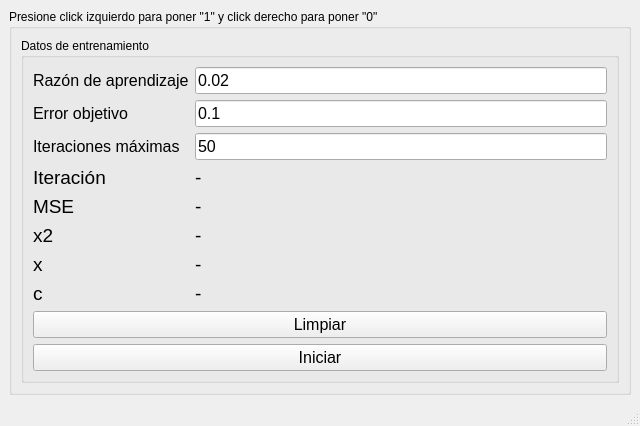
Qt form GradienteDescendente/mainwindow.ui (FFahrenheit/PracticasIA) before a commit.
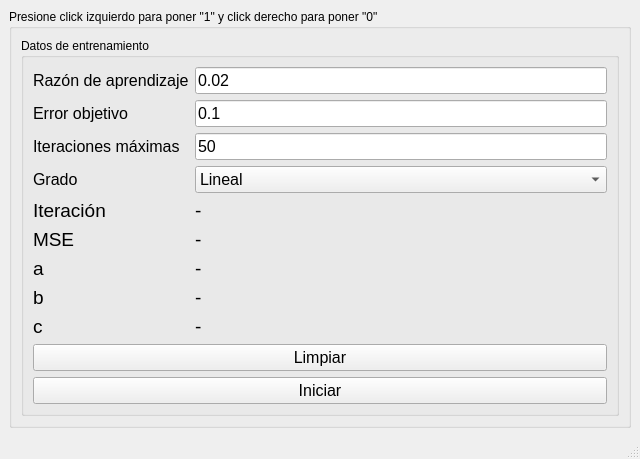
The same form after that commit.

Commit message: Agregado soporte cuadratico

```diff
--- a/GradienteDescendente/mainwindow.ui
+++ b/GradienteDescendente/mainwindow.ui
@@ -27,75 +27,75 @@
           <string>Datos de entrenamiento</string>
          </property>
          <layout class="QGridLayout" name="gridLayout_3">
-          <item row="5" column="2">
-           <widget class="QLabel" name="w1_label">
+          <item row="2" column="1">
+           <widget class="QLabel" name="label_7">
             <property name="font">
              <font>
-              <pointsize>14</pointsize>
-             </font>
-            </property>
-            <property name="text">
-             <string>-</string>
-            </property>
-           </widget>
-          </item>
-          <item row="1" column="2">
-           <widget class="QLineEdit" name="target_error">
-            <property name="font">
-             <font>
               <pointsize>12</pointsize>
              </font>
             </property>
             <property name="text">
-             <string>0.1</string>
+             <string>Iteraciones máximas</string>
             </property>
            </widget>
           </item>
-          <item row="8" column="2">
-           <widget class="QLabel" name="b_label">
+          <item row="9" column="1">
+           <widget class="QLabel" name="label_4">
             <property name="font">
              <font>
               <pointsize>14</pointsize>
              </font>
             </property>
             <property name="text">
-             <string>-</string>
+             <string>c</string>
             </property>
            </widget>
           </item>
-          <item row="6" column="2">
-           <widget class="QLabel" name="w2_label">
+          <item row="7" column="1">
+           <widget class="QLabel" name="label_3">
             <property name="font">
              <font>
               <pointsize>14</pointsize>
              </font>
             </property>
             <property name="text">
-             <string>-</string>
+             <string>b</string>
             </property>
            </widget>
           </item>
-          <item row="3" column="2">
-           <widget class="QLabel" name="iteration_label">
+          <item row="0" column="2">
+           <widget class="QLineEdit" name="learning_rate">
             <property name="font">
              <font>
-              <pointsize>14</pointsize>
+              <pointsize>12</pointsize>
              </font>
             </property>
             <property name="text">
-             <string>-</string>
+             <string>0.02</string>
             </property>
            </widget>
           </item>
           <item row="5" column="1">
-           <widget class="QLabel" name="label_2">
+           <widget class="QLabel" name="label_8">
             <property name="font">
              <font>
               <pointsize>14</pointsize>
              </font>
             </property>
             <property name="text">
-             <string>x2</string>
+             <string>MSE</string>
+            </property>
+           </widget>
+          </item>
+          <item row="11" column="1" colspan="2">
+           <widget class="QPushButton" name="clear_button">
+            <property name="font">
+             <font>
+              <pointsize>12</pointsize>
+             </font>
+            </property>
+            <property name="text">
+             <string>Limpiar</string>
             </property>
            </widget>
           </item>
@@ -111,31 +111,7 @@
             </property>
            </widget>
           </item>
-          <item row="11" column="1" colspan="2">
-           <widget class="QPushButton" name="begin_button">
-            <property name="font">
-             <font>
-              <pointsize>12</pointsize>
-             </font>
-            </property>
-            <property name="text">
-             <string>Iniciar</string>
-            </property>
-           </widget>
-          </item>
-          <item row="8" column="1">
-           <widget class="QLabel" name="label_4">
-            <property name="font">
-             <font>
-              <pointsize>14</pointsize>
-             </font>
-            </property>
-            <property name="text">
-             <string>c</string>
-            </property>
-           </widget>
-          </item>
-          <item row="3" column="1">
+          <item row="4" column="1">
            <widget class="QLabel" name="label_5">
             <property name="font">
              <font>
@@ -147,39 +123,51 @@
             </property>
            </widget>
           </item>
-          <item row="10" column="1" colspan="2">
-           <widget class="QPushButton" name="clear_button">
+          <item row="5" column="2">
+           <widget class="QLabel" name="current_error">
             <property name="font">
              <font>
-              <pointsize>12</pointsize>
+              <pointsize>14</pointsize>
              </font>
             </property>
             <property name="text">
-             <string>Limpiar</string>
+             <string>-</string>
             </property>
            </widget>
           </item>
-          <item row="0" column="2">
-           <widget class="QLineEdit" name="learning_rate">
+          <item row="6" column="2">
+           <widget class="QLabel" name="x2_label">
             <property name="font">
              <font>
+              <pointsize>14</pointsize>
+             </font>
+            </property>
+            <property name="text">
+             <string>-</string>
+            </property>
+           </widget>
+          </item>
+          <item row="1" column="1">
+           <widget class="QLabel" name="label_6">
+            <property name="font">
+             <font>
               <pointsize>12</pointsize>
              </font>
             </property>
             <property name="text">
-             <string>0.02</string>
+             <string>Error objetivo</string>
             </property>
            </widget>
           </item>
           <item row="6" column="1">
-           <widget class="QLabel" name="label_3">
+           <widget class="QLabel" name="label_2">
             <property name="font">
              <font>
               <pointsize>14</pointsize>
              </font>
             </property>
             <property name="text">
-             <string>x</string>
+             <string>a</string>
             </property>
            </widget>
           </item>
@@ -195,44 +183,8 @@
             </property>
            </widget>
           </item>
-          <item row="1" column="1">
-           <widget class="QLabel" name="label_6">
-            <property name="font">
-             <font>
-              <pointsize>12</pointsize>
-             </font>
-            </property>
-            <property name="text">
-             <string>Error objetivo</string>
-            </property>
-           </widget>
-          </item>
-          <item row="2" column="1">
-           <widget class="QLabel" name="label_7">
-            <property name="font">
-             <font>
-              <pointsize>12</pointsize>
-             </font>
-            </property>
-            <property name="text">
-             <string>Iteraciones máximas</string>
-            </property>
-           </widget>
-          </item>
-          <item row="4" column="1">
-           <widget class="QLabel" name="label_8">
-            <property name="font">
-             <font>
-              <pointsize>14</pointsize>
-             </font>
-            </property>
-            <property name="text">
-             <string>MSE</string>
-            </property>
-           </widget>
-          </item>
           <item row="4" column="2">
-           <widget class="QLabel" name="current_error">
+           <widget class="QLabel" name="iteration_label">
             <property name="font">
              <font>
               <pointsize>14</pointsize>
@@ -243,6 +195,85 @@
             </property>
            </widget>
           </item>
+          <item row="7" column="2">
+           <widget class="QLabel" name="x_label">
+            <property name="font">
+             <font>
+              <pointsize>14</pointsize>
+             </font>
+            </property>
+            <property name="text">
+             <string>-</string>
+            </property>
+           </widget>
+          </item>
+          <item row="9" column="2">
+           <widget class="QLabel" name="c_label">
+            <property name="font">
+             <font>
+              <pointsize>14</pointsize>
+             </font>
+            </property>
+            <property name="text">
+             <string>-</string>
+            </property>
+           </widget>
+          </item>
+          <item row="1" column="2">
+           <widget class="QLineEdit" name="target_error">
+            <property name="font">
+             <font>
+              <pointsize>12</pointsize>
+             </font>
+            </property>
+            <property name="text">
+             <string>0.1</string>
+            </property>
+           </widget>
+          </item>
+          <item row="12" column="1" colspan="2">
+           <widget class="QPushButton" name="begin_button">
+            <property name="font">
+             <font>
+              <pointsize>12</pointsize>
+             </font>
+            </property>
+            <property name="text">
+             <string>Iniciar</string>
+            </property>
+           </widget>
+          </item>
+          <item row="3" column="2">
+           <widget class="QComboBox" name="grade_input">
+            <property name="font">
+             <font>
+              <pointsize>12</pointsize>
+             </font>
+            </property>
+            <item>
+             <property name="text">
+              <string>Lineal</string>
+             </property>
+            </item>
+            <item>
+             <property name="text">
+              <string>Cuadrático</string>
+             </property>
+            </item>
+           </widget>
+          </item>
+          <item row="3" column="1">
+           <widget class="QLabel" name="label_9">
+            <property name="font">
+             <font>
+              <pointsize>12</pointsize>
+             </font>
+            </property>
+            <property name="text">
+             <string>Grado</string>
+            </property>
+           </widget>
+          </item>
          </layout>
         </widget>
        </item>
```
The commit also changes 2 other files.
